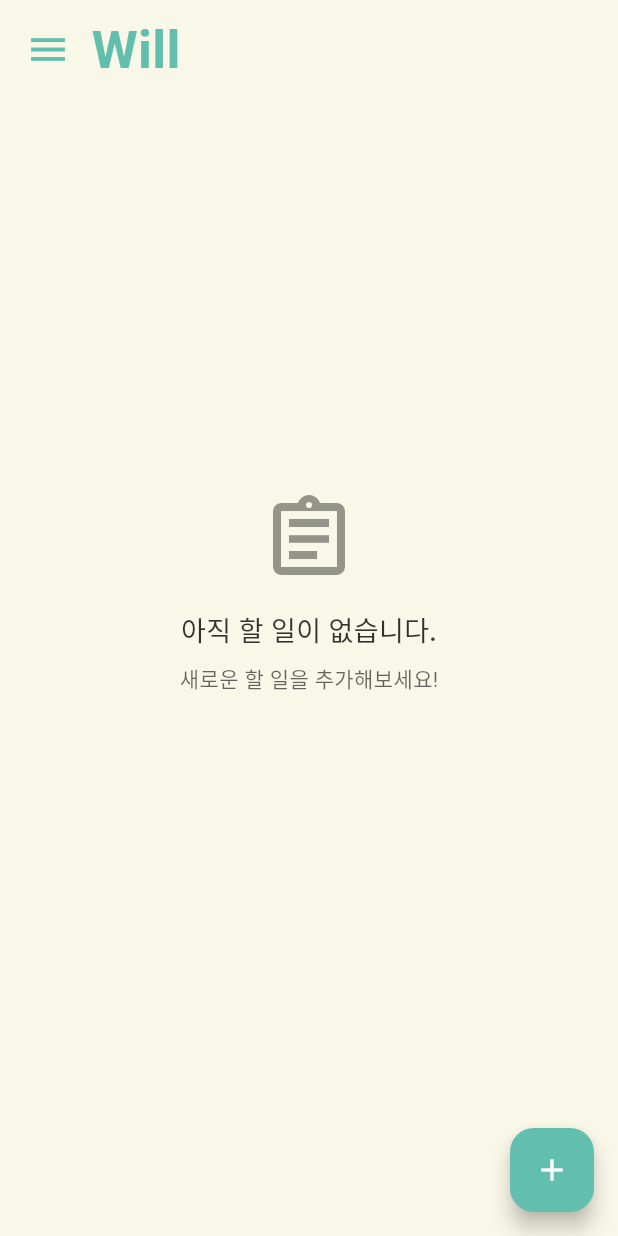
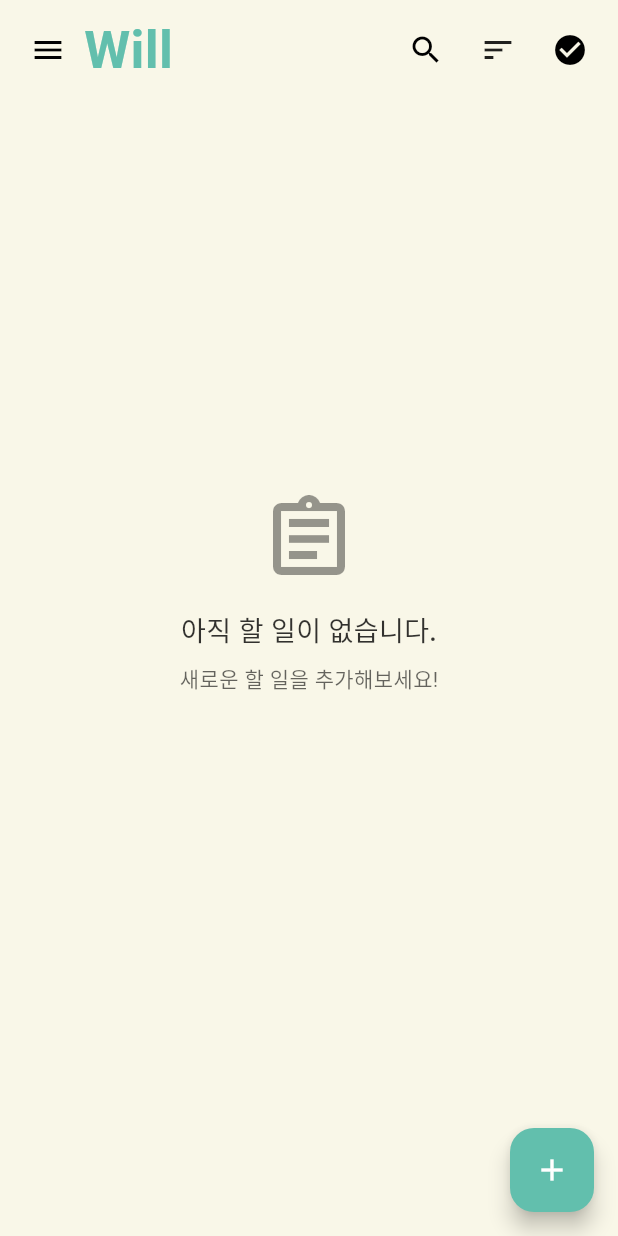
Before and after one commit to roypower6/Will, a Flutter app: the screen it shows after launch, on a phone screen of 412 x 824 dp. Run offline on Flutter 3.47's test engine with Material 3 defaults, Android fonts, the phone set to English and light mode, and no system bars; our stand-ins replace get, shared_preferences, unicons; missing offline and left inert: dev_icons.

Commit message:
2024-12-12 update

```diff
--- a/lib/models/todo_item_model.dart
+++ b/lib/models/todo_item_model.dart
@@ -5,7 +5,9 @@ class TodoItem {
   int originalIndex;
   String category;
   String description;
-  DateTime? dueDateTime; // 날짜와 시간을 함께 저장
+  DateTime? dueDateTime;
+  int priority; // 우선순위 (1: 낮음, 2: 보통, 3: 높음)
+  DateTime createdAt; // 생성일
 
   TodoItem({
     required this.text,
@@ -14,8 +16,10 @@ class TodoItem {
     required this.originalIndex,
     this.category = '',
     this.description = '',
-    this.dueDateTime, // 날짜와 시간을 함께 저장
-  });
+    this.dueDateTime,
+    this.priority = 2, // 기본값은 보통(2)
+    DateTime? createdAt,
+  }) : createdAt = createdAt ?? DateTime.now();
 
   Map<String, dynamic> toJson() {
     return {
@@ -25,7 +29,9 @@ class TodoItem {
       'originalIndex': originalIndex,
       'category': category,
       'description': description,
-      'dueDateTime': dueDateTime?.toIso8601String(), // ISO 8601 문자열로 변환
+      'dueDateTime': dueDateTime?.toIso8601String(),
+      'priority': priority,
+      'createdAt': createdAt.toIso8601String(),
     };
   }
 
@@ -39,7 +45,11 @@ class TodoItem {
       description: json['description'] ?? '',
       dueDateTime: json['dueDateTime'] != null
           ? DateTime.parse(json['dueDateTime'])
-          : null, // ISO 8601 문자열에서 DateTime으로 변환
+          : null,
+      priority: json['priority'] ?? 2,
+      createdAt: json['createdAt'] != null
+          ? DateTime.parse(json['createdAt'])
+          : DateTime.now(),
     );
   }
 }
--- a/lib/screens/app_info_screen.dart
+++ b/lib/screens/app_info_screen.dart
@@ -1,4 +1,4 @@
-import 'package:eva_icons_flutter/eva_icons_flutter.dart';
+import 'package:dev_icons/dev_icons.dart';
 import 'package:flutter/material.dart';
 import 'package:unicons/unicons.dart';
 
@@ -41,7 +41,7 @@ class AppInfoScreen extends StatelessWidget {
             SizedBox(height: 8),
             Row(
               children: [
-                Icon(EvaIcons.code),
+                Icon(DevIcons.flutterPlain),
                 SizedBox(
                   width: 10,
                 ),
--- a/lib/screens/home_screen.dart
+++ b/lib/screens/home_screen.dart
@@ -13,6 +13,7 @@ class HomeScreen extends StatelessWidget {
   }
 
   final GlobalKey<ScaffoldState> _scaffoldKey = GlobalKey<ScaffoldState>();
+  final RxBool _isSearching = false.obs;
 
   Future<void> _showAddTodoDialog() async {
     final result = await showDialog<Map<String, dynamic>>(
@@ -51,25 +52,82 @@ class HomeScreen extends StatelessWidget {
               child: Row(
                 children: [
                   IconButton(
-                    icon: Icon(
-                      Icons.menu,
-                      color: Theme.of(context).colorScheme.primary,
-                      size: 30,
-                    ),
+                    icon: const Icon(Icons.menu),
                     onPressed: () {
                       _scaffoldKey.currentState?.openDrawer();
                     },
                   ),
-                  const SizedBox(width: 5),
+                  Expanded(
+                    child: Obx(
+                      () => _isSearching.value
+                          ? TextField(
+                              decoration: InputDecoration(
+                                hintText: '할 일 검색...',
+                                border: OutlineInputBorder(
+                                  borderRadius: BorderRadius.circular(30),
+                                ),
+                                contentPadding: const EdgeInsets.symmetric(
+                                  horizontal: 20,
+                                  vertical: 10,
+                                ),
+                                prefixIcon: const Icon(Icons.search),
+                                suffixIcon: IconButton(
+                                  icon: const Icon(Icons.close),
+                                  onPressed: () {
+                                    _isSearching.value = false;
+                                    controller.setSearchQuery('');
+                                  },
+                                ),
+                              ),
+                              onChanged: controller.setSearchQuery,
+                            )
+                          : Row(
+                              children: [
                                 Expanded(
                                   child: Text(
                                     'Will',
                                     style: TextStyle(
                                       fontSize: 35,
                                       fontWeight: FontWeight.bold,
-                        color: Theme.of(context).colorScheme.primary,
+                                      color:
+                                          Theme.of(context).colorScheme.primary,
                                     ),
                                   ),
+                                ),
+                                IconButton(
+                                  icon: const Icon(Icons.search),
+                                  onPressed: () => _isSearching.value = true,
+                                ),
+                              ],
+                            ),
+                    ),
+                  ),
+                  PopupMenuButton<SortType>(
+                    icon: const Icon(Icons.sort),
+                    onSelected: controller.setSortType,
+                    itemBuilder: (context) => [
+                      const PopupMenuItem(
+                        value: SortType.priority,
+                        child: Text('우선순위순'),
+                      ),
+                      const PopupMenuItem(
+                        value: SortType.dueDate,
+                        child: Text('마감일순'),
+                      ),
+                      const PopupMenuItem(
+                        value: SortType.createdAt,
+                        child: Text('생성일순'),
+                      ),
+                    ],
+                  ),
+                  IconButton(
+                    icon: Obx(() => Icon(
+                          controller.showCompleted
+                              ? Icons.check_circle
+                              : Icons.check_circle_outline,
+                        )),
+                    onPressed: controller.toggleShowCompleted,
+                    tooltip: '완료된 항목 표시',
                   ),
                 ],
               ),
```
Also changed, not shown: lib/controllers/todo_controller.dart (+83 -34 lines), lib/widgets/left_drawer_widget.dart (+2 -7 lines), lib/widgets/todo_list_widget.dart (+127 -126 lines), pubspec.yaml (+2 -72 lines). Lines whose indentation alone changed are shown as unchanged.
